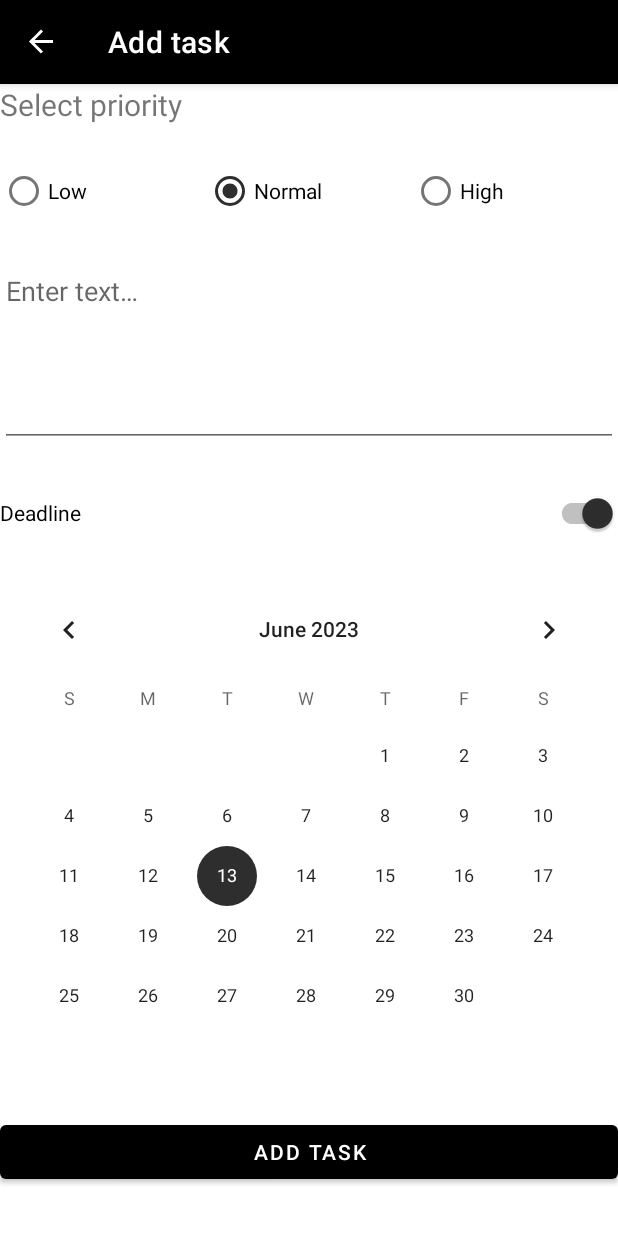
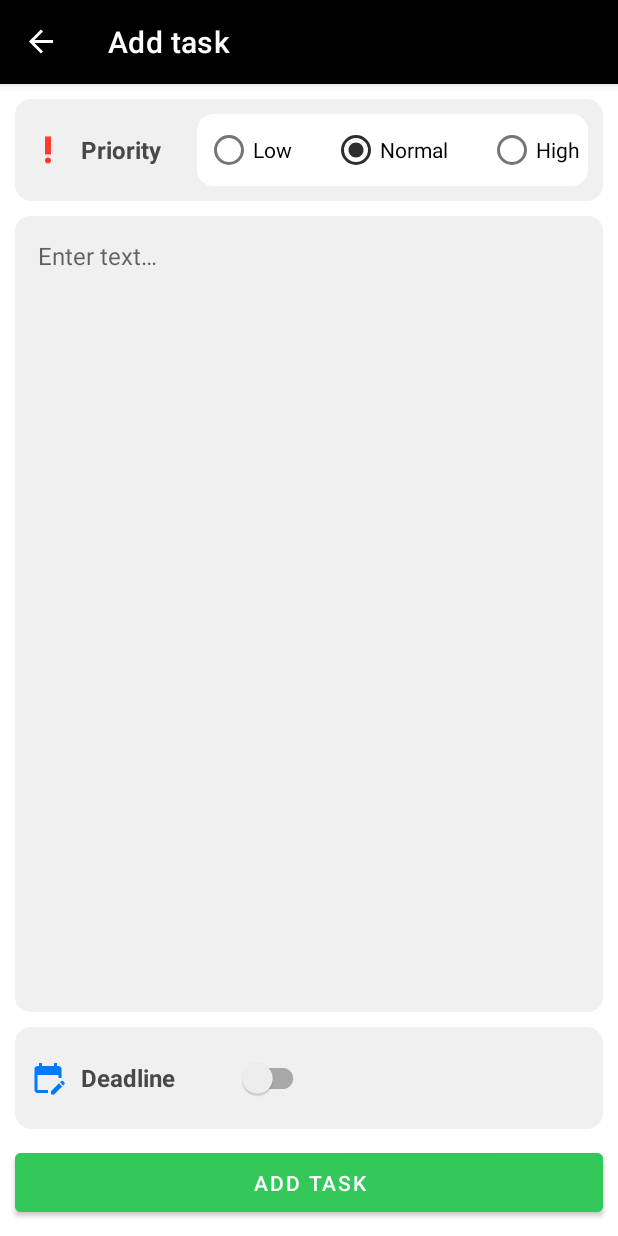
Before and after one commit to Mobile-Developement-School-23/android-todo-app-alexcawl, an Android app: the ItemAddFragment screen opened through its navigation route, on a phone screen of 412 x 824 dp. Run offline under Robolectric (Android 15) with nearby library versions, the phone set to English and light mode, and no system bars; our stand-ins replace navigation-ui.

Commit message:
fixed bug in ItemAddFragment.kt when CalendarView showed up without switching

```diff
--- a/app/src/main/java/org/alexcawl/todoapp/fragment/ItemAddFragment.kt
+++ b/app/src/main/java/org/alexcawl/todoapp/fragment/ItemAddFragment.kt
@@ -65,19 +65,20 @@ class ItemAddFragment : Fragment() {
         /*
         * Content TextView
         * */
-        binding.edittextItemContent.addTextChangedListener {
+        binding.taskContentTextview.addTextChangedListener {
             taskAddState.text = it.toString()
         }
 
         /*
         * Deadline Switch
         * */
-        binding.switchItemDeadline.setOnCheckedChangeListener { _, isChecked ->
+        binding.taskDeadlineSwitch.setOnCheckedChangeListener { _, isChecked ->
             taskAddState.deadline = when(isChecked) {
                 false -> null
                 true -> deadlineTimeState
             }
-            binding.calendarItemDeadline.visibility = when(isChecked) {
+            binding.taskDeadlineTextview.text = (taskAddState.deadline ?: "").toString()
+            binding.calendarView.visibility = when(isChecked) {
                 true -> View.VISIBLE
                 false -> View.GONE
             }
@@ -86,15 +87,17 @@ class ItemAddFragment : Fragment() {
         /*
         * Deadline CalendarView
         * */
-        binding.calendarItemDeadline.setOnDateChangeListener { _, year, month, dayOfMonth ->
+        binding.calendarView.setOnDateChangeListener { _, year, month, dayOfMonth ->
             deadlineTimeState = LocalDateTime.of(year, month, dayOfMonth, 0, 0)
             taskAddState.deadline = deadlineTimeState
+            binding.taskDeadlineTextview.text = (taskAddState.deadline ?: "").toString()
         }
+        binding.calendarView.visibility = View.GONE
 
         /*
         * Add Button
         * */
-        binding.buttonItemAdd.setOnClickListener {
+        binding.buttonAdd.setOnClickListener {
             model.items.add(taskAddState)
             navigationController.navigateUp()
         }
--- a/app/src/main/res/layout/fragment_item_add.xml
+++ b/app/src/main/res/layout/fragment_item_add.xml
@@ -6,94 +6,168 @@
     android:layout_height="match_parent"
     tools:context=".fragment.ItemAddFragment">
 
-    <TextView
-        android:id="@+id/textview_item_priority_label"
-        android:layout_width="match_parent"
+    <LinearLayout
+        android:id="@+id/task_priority_container"
+        android:layout_width="0dp"
         android:layout_height="wrap_content"
-        android:text="@string/select_priority"
-        android:textSize="20sp"
+        android:layout_gravity="center_vertical"
+        android:layout_marginStart="10dp"
+        android:layout_marginTop="10dp"
+        android:layout_marginEnd="10dp"
+        android:background="@drawable/shape_rounded_corners"
+        android:backgroundTint="@color/gray_1"
+        android:gravity="center_vertical"
+        android:orientation="horizontal"
+        android:padding="10dp"
+        app:layout_constraintBottom_toTopOf="@id/task_content_textview"
         app:layout_constraintEnd_toEndOf="parent"
         app:layout_constraintStart_toStartOf="parent"
-        app:layout_constraintTop_toTopOf="parent" />
+        app:layout_constraintTop_toTopOf="parent">
 
-    <RadioGroup
-        android:id="@+id/task_priority_radiobox"
+        <TextView
+            android:layout_width="0dp"
+            android:layout_height="match_parent"
+            android:layout_weight="3"
+            android:drawablePadding="10dp"
+            android:gravity="start|center_vertical"
+            android:text="@string/priority"
+            android:textColor="@color/gray_6"
+            android:textSize="16sp"
+            android:textStyle="bold"
+            app:drawableStartCompat="@drawable/baseline_priority_high_24"
+            app:drawableTint="@color/red" />
+
+        <RadioGroup
+            android:id="@+id/task_priority_radiobox"
+            android:layout_width="0dp"
+            android:layout_height="wrap_content"
+            android:layout_weight="7"
+            android:background="@drawable/shape_rounded_corners"
+            android:backgroundTint="@color/white"
+            android:orientation="horizontal"
+            android:paddingHorizontal="5dp">
+
+            <RadioButton
+                android:id="@+id/radiobutton_item_priority_low"
+                android:layout_width="wrap_content"
+                android:layout_height="wrap_content"
+                android:text="@string/low" />
+
+            <Space
+                android:layout_width="0dp"
+                android:layout_height="match_parent"
+                android:layout_weight="1" />
+
+            <RadioButton
+                android:id="@+id/radiobutton_item_priority_normal"
+                android:layout_width="wrap_content"
+                android:layout_height="wrap_content"
+                android:checked="true"
+                android:text="@string/normal" />
+
+            <Space
+                android:layout_width="0dp"
+                android:layout_height="match_parent"
+                android:layout_weight="1" />
+
+            <RadioButton
+                android:id="@+id/radiobutton_item_priority_high"
+                android:layout_width="wrap_content"
+                android:layout_height="wrap_content"
+                android:text="@string/high" />
+        </RadioGroup>
+    </LinearLayout>
+
+    <EditText
+        android:id="@+id/task_content_textview"
+        android:layout_width="0dp"
+        android:layout_height="0dp"
+        android:layout_marginStart="10dp"
+        android:layout_marginTop="10dp"
+        android:layout_marginEnd="10dp"
+        android:layout_marginBottom="10dp"
+        android:autofillHints=""
+        android:background="@drawable/selector_responsive_edit_text"
+        android:gravity="start"
+        android:hint="@string/enter_text"
+        android:inputType="text"
+        android:minLines="1"
+        android:padding="15dp"
+        android:textColor="@color/black"
+        android:textSize="16sp"
+        app:layout_constraintBottom_toTopOf="@id/task_deadline_container"
+        app:layout_constraintEnd_toEndOf="parent"
+        app:layout_constraintStart_toStartOf="parent"
+        app:layout_constraintTop_toBottomOf="@+id/task_priority_container" />
+
+    <LinearLayout
+        android:id="@+id/task_deadline_container"
         android:layout_width="0dp"
         android:layout_height="wrap_content"
-        android:layout_marginTop="20dp"
+        android:layout_marginStart="10dp"
+        android:layout_marginEnd="10dp"
+        android:layout_marginBottom="10dp"
+        android:background="@drawable/shape_rounded_corners"
+        android:backgroundTint="@color/gray_1"
         android:orientation="horizontal"
-        android:weightSum="3"
+        android:padding="10dp"
+        android:weightSum="2"
+        app:layout_constraintTop_toBottomOf="@id/task_content_textview"
+        app:layout_constraintBottom_toTopOf="@+id/calendar_view"
         app:layout_constraintEnd_toEndOf="parent"
-        app:layout_constraintStart_toStartOf="parent"
-        app:layout_constraintTop_toBottomOf="@+id/textview_item_priority_label">
+        app:layout_constraintStart_toStartOf="parent">
 
-        <RadioButton
-            android:id="@+id/radiobutton_item_priority_low"
+        <androidx.appcompat.widget.SwitchCompat
+            android:id="@+id/task_deadline_switch"
             android:layout_width="0dp"
             android:layout_height="wrap_content"
             android:layout_weight="1"
-            android:text="@string/low" />
+            android:drawablePadding="10dp"
+            android:gravity="start|center_vertical"
+            android:text="@string/deadline"
+            android:textColor="@color/gray_6"
+            android:textSize="16sp"
+            android:textStyle="bold"
+            app:drawableStartCompat="@drawable/baseline_edit_calendar_24"
+            app:drawableTint="@color/blue" />
 
-        <RadioButton
-            android:id="@+id/radiobutton_item_priority_normal"
+        <TextView
+            android:id="@+id/task_deadline_textview"
             android:layout_width="0dp"
-            android:layout_height="wrap_content"
+            android:layout_height="match_parent"
             android:layout_weight="1"
-            android:checked="true"
-            android:text="@string/normal" />
-
-        <RadioButton
-            android:id="@+id/radiobutton_item_priority_high"
-            android:layout_width="0dp"
-            android:layout_height="wrap_content"
-            android:layout_weight="1"
-            android:text="@string/high" />
-    </RadioGroup>
-
-    <EditText
-        android:id="@+id/edittext_item_content"
-        android:layout_width="0dp"
-        android:layout_height="0dp"
-        android:layout_marginTop="20dp"
-        android:layout_marginBottom="20dp"
-        android:autofillHints=""
-        android:gravity="top"
-        android:hint="@string/enter_text"
-        android:inputType="text"
-        app:layout_constraintBottom_toTopOf="@+id/switch_item_deadline"
-        app:layout_constraintEnd_toEndOf="parent"
-        app:layout_constraintStart_toStartOf="parent"
-        app:layout_constraintTop_toBottomOf="@+id/task_priority_radiobox" />
-
-    <androidx.appcompat.widget.SwitchCompat
-        android:id="@+id/switch_item_deadline"
-        android:layout_width="match_parent"
-        android:layout_height="wrap_content"
-        android:layout_marginBottom="20dp"
-        android:checked="true"
-        android:text="@string/deadline"
-        app:layout_constraintBottom_toTopOf="@+id/calendar_item_deadline"
-        app:layout_constraintEnd_toEndOf="parent"
-        app:layout_constraintStart_toStartOf="parent" />
+            android:ellipsize="end"
+            android:gravity="center_horizontal|center_vertical"
+            android:maxLines="1"
+            android:textColor="@color/black"
+            android:textSize="16sp"
+            android:textStyle="bold" />
+    </LinearLayout>
 
     <CalendarView
-        android:id="@+id/calendar_item_deadline"
+        android:id="@+id/calendar_view"
         android:layout_width="0dp"
         android:layout_height="wrap_content"
-        android:layout_marginBottom="20dp"
-        android:visibility="visible"
-        app:layout_constraintBottom_toTopOf="@+id/button_item_add"
+        android:layout_marginStart="10dp"
+        android:layout_marginEnd="10dp"
+        android:layout_marginBottom="10dp"
+        android:animateLayoutChanges="true"
+        android:background="@color/gray_1"
+        app:layout_constraintBottom_toTopOf="@+id/button_add"
         app:layout_constraintEnd_toEndOf="parent"
         app:layout_constraintStart_toStartOf="parent" />
 
     <Button
-        android:id="@+id/button_item_add"
+        android:id="@+id/button_add"
         android:layout_width="0dp"
         android:layout_height="wrap_content"
-        android:layout_marginBottom="32dp"
+        android:layout_marginStart="10dp"
+        android:layout_marginEnd="10dp"
+        android:layout_marginBottom="10dp"
+        android:backgroundTint="@color/green"
+        android:padding="10dp"
         android:text="@string/add_task"
         app:layout_constraintBottom_toBottomOf="parent"
         app:layout_constraintEnd_toEndOf="parent"
         app:layout_constraintStart_toStartOf="parent" />
-
 </androidx.constraintlayout.widget.ConstraintLayout>
--- a/app/src/main/res/layout/fragment_item_edit.xml
+++ b/app/src/main/res/layout/fragment_item_edit.xml
@@ -32,7 +32,7 @@
 
             <TextView
                 android:layout_width="0dp"
-                android:layout_height="wrap_content"
+                android:layout_height="match_parent"
                 android:layout_weight="3"
                 android:drawablePadding="10dp"
                 android:gravity="start|center_vertical"
@@ -64,7 +64,7 @@
 
             <TextView
                 android:layout_width="0dp"
-                android:layout_height="wrap_content"
+                android:layout_height="match_parent"
                 android:layout_weight="3"
                 android:drawablePadding="10dp"
                 android:gravity="start|center_vertical"
@@ -218,52 +218,13 @@
         android:textSize="16sp"
         android:minLines="1"
         android:gravity="start"
-        app:layout_constraintBottom_toTopOf="@id/linearView3"
+        app:layout_constraintBottom_toTopOf="@id/task_deadline_container"
         app:layout_constraintEnd_toEndOf="parent"
         app:layout_constraintStart_toStartOf="parent"
         app:layout_constraintTop_toBottomOf="@id/item_time_container" />
 
-    <Button
-        android:id="@+id/task_delete_button"
-        android:layout_width="0dp"
-        android:layout_height="wrap_content"
-        android:layout_marginStart="10dp"
-        android:layout_marginEnd="10dp"
-        android:layout_marginBottom="10dp"
-        android:backgroundTint="@color/red"
-        android:text="@string/delete"
-        app:layout_constraintBottom_toBottomOf="parent"
-        app:layout_constraintEnd_toStartOf="@+id/task_save_button"
-        app:layout_constraintStart_toStartOf="parent" />
-
-    <Button
-        android:id="@+id/task_save_button"
-        android:layout_width="0dp"
-        android:layout_height="wrap_content"
-        android:layout_marginStart="10dp"
-        android:layout_marginEnd="10dp"
-        android:layout_marginBottom="10dp"
-        android:backgroundTint="@color/green"
-        android:text="@string/save"
-        app:layout_constraintBottom_toBottomOf="parent"
-        app:layout_constraintEnd_toEndOf="parent"
-        app:layout_constraintStart_toEndOf="@+id/task_delete_button" />
-
-    <CalendarView
-        android:id="@+id/calendar_view"
-        android:layout_width="0dp"
-        android:layout_height="wrap_content"
-        android:layout_marginStart="10dp"
-        android:layout_marginEnd="10dp"
-        android:layout_marginBottom="10dp"
-        android:animateLayoutChanges="true"
-        android:background="@color/gray_1"
-        app:layout_constraintBottom_toTopOf="@+id/task_delete_button"
-        app:layout_constraintEnd_toEndOf="parent"
-        app:layout_constraintStart_toStartOf="parent" />
-
     <LinearLayout
-        android:id="@+id/linearView3"
+        android:id="@+id/task_deadline_container"
         android:layout_width="0dp"
         android:layout_height="wrap_content"
         android:layout_marginStart="10dp"
@@ -306,4 +267,43 @@
             android:textSize="16sp"
             android:textStyle="bold" />
     </LinearLayout>
+
+    <CalendarView
+        android:id="@+id/calendar_view"
+        android:layout_width="0dp"
+        android:layout_height="wrap_content"
+        android:layout_marginStart="10dp"
+        android:layout_marginEnd="10dp"
+        android:layout_marginBottom="10dp"
+        android:animateLayoutChanges="true"
+        android:background="@color/gray_1"
+        app:layout_constraintBottom_toTopOf="@+id/task_delete_button"
+        app:layout_constraintEnd_toEndOf="parent"
+        app:layout_constraintStart_toStartOf="parent" />
+
+    <Button
+        android:id="@+id/task_delete_button"
+        android:layout_width="0dp"
+        android:layout_height="wrap_content"
+        android:layout_marginStart="10dp"
+        android:layout_marginEnd="10dp"
+        android:layout_marginBottom="10dp"
+        android:backgroundTint="@color/red"
+        android:text="@string/delete"
+        app:layout_constraintBottom_toBottomOf="parent"
+        app:layout_constraintEnd_toStartOf="@+id/task_save_button"
+        app:layout_constraintStart_toStartOf="parent" />
+
+    <Button
+        android:id="@+id/task_save_button"
+        android:layout_width="0dp"
+        android:layout_height="wrap_content"
+        android:layout_marginStart="10dp"
+        android:layout_marginEnd="10dp"
+        android:layout_marginBottom="10dp"
+        android:backgroundTint="@color/green"
+        android:text="@string/save"
+        app:layout_constraintBottom_toBottomOf="parent"
+        app:layout_constraintEnd_toEndOf="parent"
+        app:layout_constraintStart_toEndOf="@+id/task_delete_button" />
 </androidx.constraintlayout.widget.ConstraintLayout>
```
